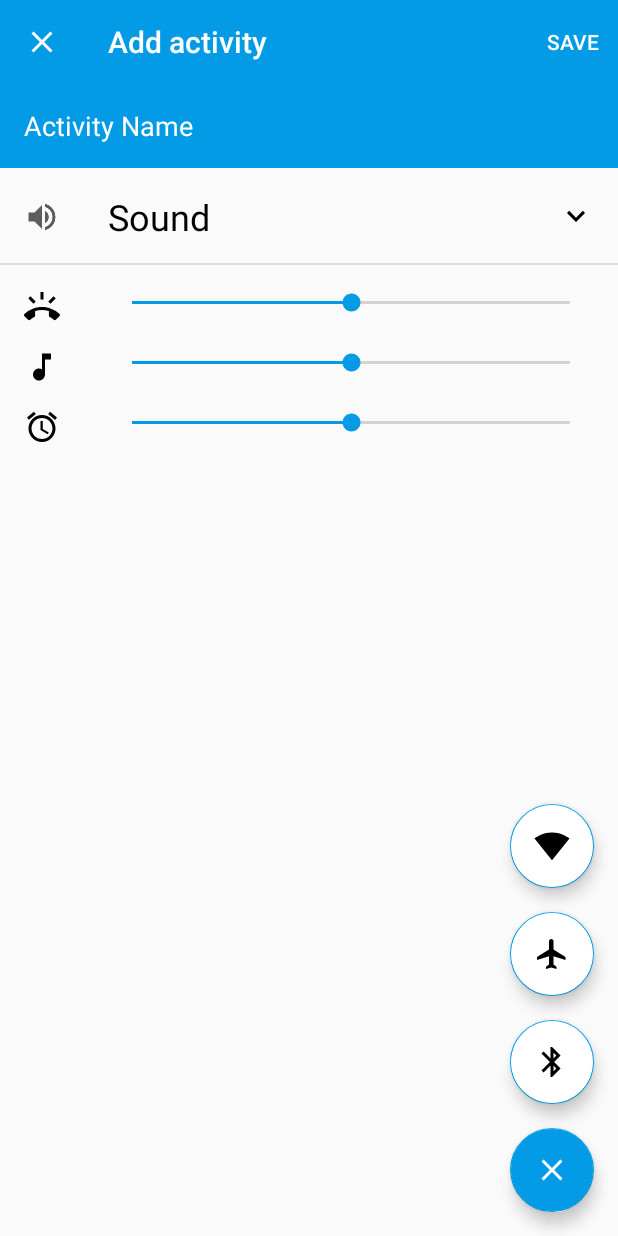
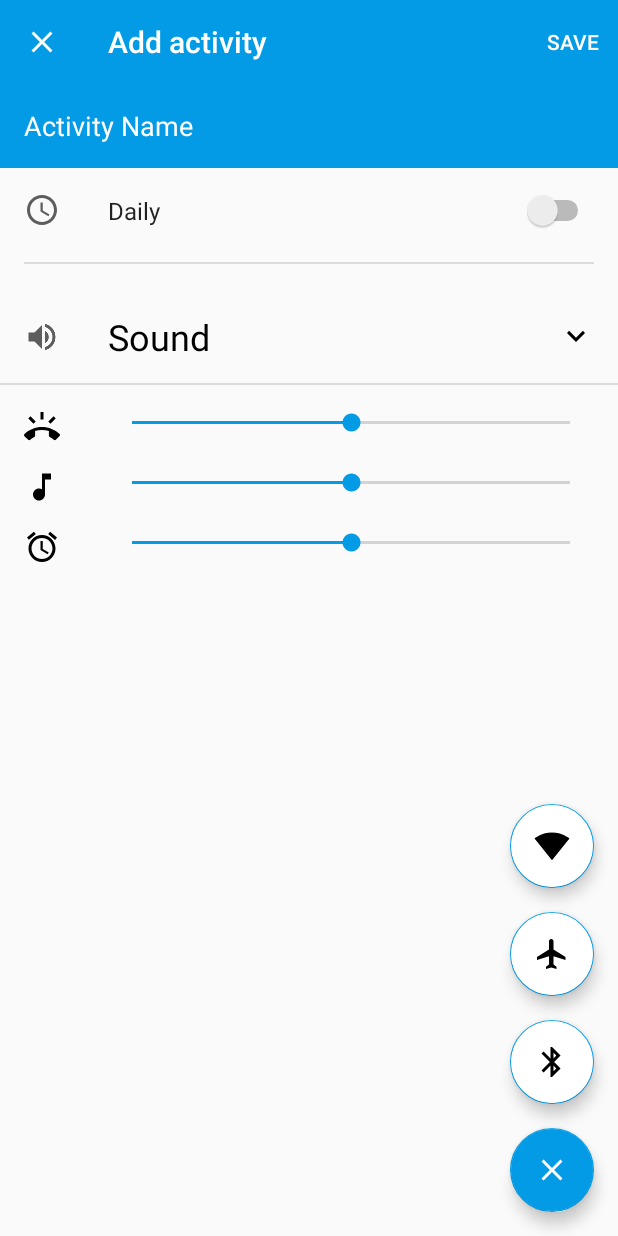
Before and after one commit to yannickschoenthaler/ActivityScheduler, an Android app: the AddDialog screen opened directly, with no data from a screen before it, after a tap on an icon or button, on a phone screen of 412 x 824 dp. Run offline under Robolectric (Android 15) with nearby library versions, the phone set to English and light mode, and no system bars; 2 other taps on this screen came first.

Commit message:
Started time selection

```diff
--- /dev/null
+++ b/app/src/main/res/drawable/ic_access_time_gray_24dp.xml
@@ -0,0 +1,5 @@
+<vector android:height="24dp" android:tint="#5D5D5D"
+    android:viewportHeight="24.0" android:viewportWidth="24.0"
+    android:width="24dp" xmlns:android="http://schemas.android.com/apk/res/android">
+    <path android:fillColor="#FF000000" android:pathData="M11.99,2C6.47,2 2,6.48 2,12s4.47,10 9.99,10C17.52,22 22,17.52 22,12S17.52,2 11.99,2zM12,20c-4.42,0 -8,-3.58 -8,-8s3.58,-8 8,-8 8,3.58 8,8 -3.58,8 -8,8zM12.5,7H11v6l5.25,3.15 0.75,-1.23 -4.5,-2.67z"/>
+</vector>
--- a/app/src/main/res/layout/add_dialog.xml
+++ b/app/src/main/res/layout/add_dialog.xml
@@ -71,6 +71,50 @@
         app:layout_constraintRight_toRightOf="parent"
         app:layout_constraintTop_toBottomOf="@id/cl_title">
 
+        <androidx.constraintlayout.widget.ConstraintLayout
+            android:layout_width="0dp"
+            android:layout_height="?attr/listPreferredItemHeightLarge"
+            android:id="@+id/cl_time"
+            app:layout_constraintLeft_toLeftOf="parent"
+            app:layout_constraintRight_toRightOf="parent"
+            app:layout_constraintTop_toTopOf="parent"
+            android:padding="?attr/listPreferredItemPaddingLeft">
+
+            <ImageView
+                android:layout_width="wrap_content"
+                android:layout_height="wrap_content"
+                app:layout_constraintLeft_toLeftOf="parent"
+                android:src="@drawable/ic_access_time_gray_24dp"
+                android:id="@+id/iv_time"/>
+
+            <TextView
+                android:layout_width="wrap_content"
+                android:layout_height="wrap_content"
+                app:layout_constraintLeft_toRightOf="@id/iv_time"
+                android:layout_marginLeft="@dimen/single_list_item_image_text"
+                app:layout_constraintTop_toTopOf="parent"
+                android:text="@string/daily"
+                android:id="@+id/tv_daily"
+                app:layout_constraintBottom_toBottomOf="@id/iv_time"
+                android:textAppearance="?attr/textAppearanceListItem"/>
+
+            <Switch
+                android:layout_width="wrap_content"
+                android:layout_height="wrap_content"
+                app:layout_constraintRight_toRightOf="parent"
+                app:layout_constraintTop_toTopOf="parent"
+                android:id="@+id/sw_daily"
+                app:layout_constraintBottom_toBottomOf="@id/iv_time"/>
+
+            <View
+                android:layout_width="0dp"
+                android:layout_height="1dp"
+                app:layout_constraintLeft_toLeftOf="parent"
+                app:layout_constraintRight_toRightOf="parent"
+                app:layout_constraintBottom_toBottomOf="parent"
+                style="@style/Divider"/>
+        </androidx.constraintlayout.widget.ConstraintLayout>
+
         <androidx.recyclerview.widget.RecyclerView
             android:id="@+id/rv_activities"
             android:layout_width="0dp"
@@ -78,7 +122,7 @@
             app:layout_constraintBottom_toBottomOf="parent"
             app:layout_constraintLeft_toLeftOf="parent"
             app:layout_constraintRight_toRightOf="parent"
-            app:layout_constraintTop_toTopOf="parent" />
+            app:layout_constraintTop_toBottomOf="@id/cl_time" />
 
     </androidx.constraintlayout.widget.ConstraintLayout>
 
--- a/app/src/main/res/layout/rv_add_dialog_item.xml
+++ b/app/src/main/res/layout/rv_add_dialog_item.xml
@@ -10,7 +10,7 @@
         android:id="@+id/cl_detail"
         android:layout_width="0dp"
         android:layout_height="wrap_content"
-        android:padding="@dimen/single_list_item_padding"
+        android:padding="?attr/listPreferredItemPaddingLeft"
         app:layout_constraintLeft_toLeftOf="parent"
         app:layout_constraintRight_toRightOf="parent"
         app:layout_constraintTop_toBottomOf="@+id/header">
--- a/app/src/main/res/layout/rv_add_dialog_item_ringtone.xml
+++ b/app/src/main/res/layout/rv_add_dialog_item_ringtone.xml
@@ -12,7 +12,7 @@
         android:id="@+id/cl_detail"
         android:layout_width="0dp"
         android:layout_height="wrap_content"
-        android:padding="@dimen/single_list_item_padding"
+        android:padding="?attr/listPreferredItemPaddingLeft"
         app:layout_constraintLeft_toLeftOf="parent"
         app:layout_constraintRight_toRightOf="parent"
         app:layout_constraintTop_toBottomOf="@+id/header">
--- a/app/src/main/res/layout/rv_add_dialog_itemheader.xml
+++ b/app/src/main/res/layout/rv_add_dialog_itemheader.xml
@@ -8,7 +8,7 @@
         android:id="@+id/cl_item"
         android:layout_width="0dp"
         android:layout_height="wrap_content"
-        android:padding="@dimen/single_list_item_padding"
+        android:padding="?attr/listPreferredItemPaddingLeft"
         app:layout_constraintLeft_toLeftOf="parent"
         app:layout_constraintRight_toRightOf="parent"
         app:layout_constraintTop_toTopOf="parent">
--- a/app/src/main/res/values/dimens.xml
+++ b/app/src/main/res/values/dimens.xml
@@ -16,7 +16,6 @@
     <dimen name="fullscreen_dialog_editText_margin">16dp</dimen>
 
     <dimen name="single_list_item_image_text">32dp</dimen>
-    <dimen name="single_list_item_padding">16dp</dimen>
 
     <dimen name="volume_bars_top_margin">16dp</dimen>
 
--- a/app/src/main/res/values/strings.xml
+++ b/app/src/main/res/values/strings.xml
@@ -20,6 +20,7 @@
     <string name="activity_volume_ring">Ring</string>
     <string name="activity_volume_media">Media</string>
     <string name="activity_volume_alarm">Alarm</string>
+    <string name="daily">Daily</string>
 
     <string-array name="custom_activity_types">
         <item name="bluetooth">Bluetooth</item>
```
